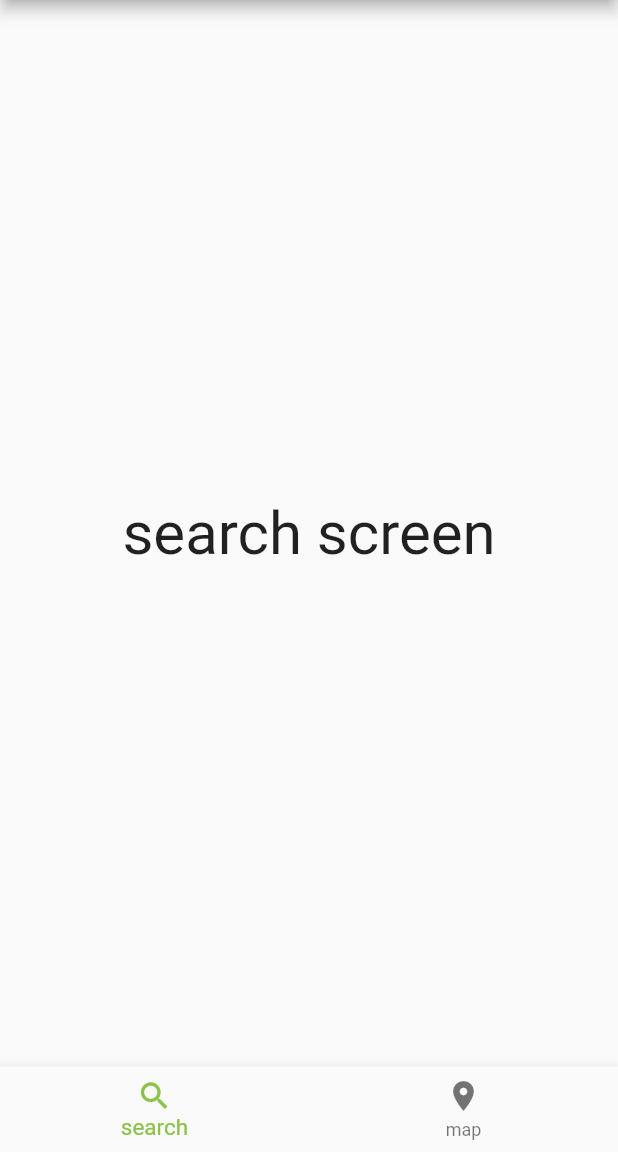
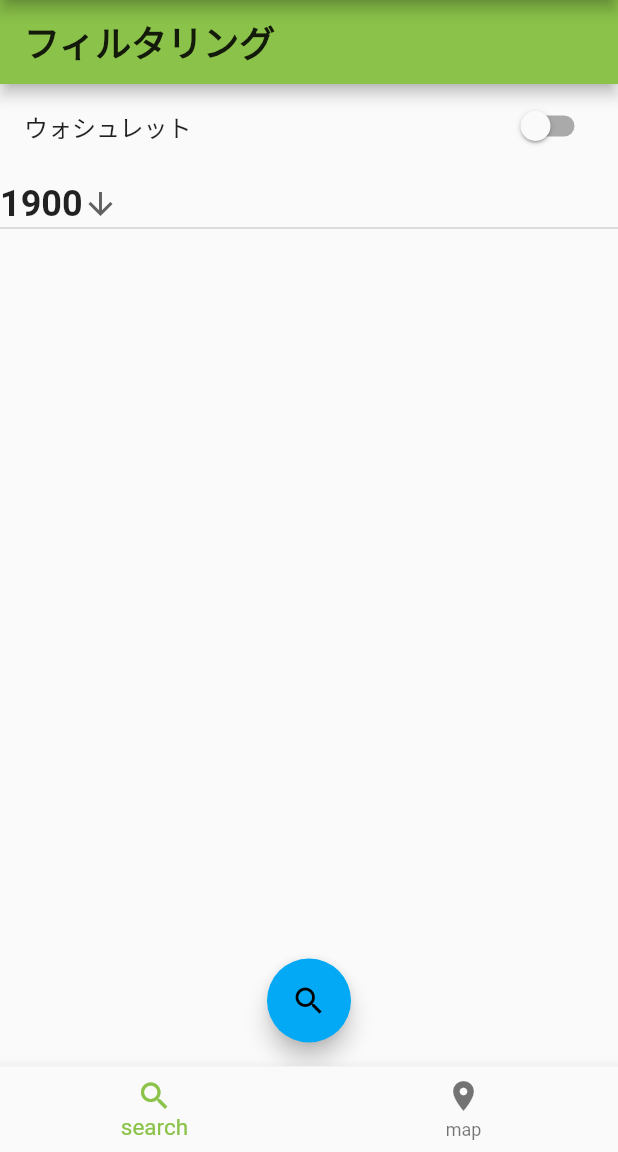
Before and after one commit to ken2403/UToilets, a Flutter app: the screen it shows after launch, on a phone screen of 412 x 824 dp, the part 84-1236 px from its top. Run offline on Flutter 3.47's test engine with Material 2 defaults, Android fonts, the phone set to English and light mode, and no system bars; our stand-ins replace google_maps_flutter, location.

Commit message:
add searchpage for filtering

```diff
--- a/lib/main.dart
+++ b/lib/main.dart
@@ -1,14 +1,27 @@
 import 'package:flutter/material.dart';
-
+import './pages/map_page.dart';
+import './pages/search_page.dart';
 import './pages/homepage.dart';
 
 void main() {
-  runApp(const MyApp());
+  runApp(MyApp());
 }
 
-class MyApp extends StatelessWidget {
-  const MyApp({Key? key}) : super(key: key);
+class MyApp extends StatefulWidget {
+  MyApp({Key? key}) : super(key: key);
 
+  @override
+  State<MyApp> createState() => _MyAppState();
+}
+
+class _MyAppState extends State<MyApp> {
+  Map<String, bool> _filters = {
+    'washlet': false,
+  };
+
+  void _setFilters(Map<String, bool> filterData) {
+
+  }
   // This widget is the root of your application.
   @override
   Widget build(BuildContext context) {
@@ -31,6 +44,8 @@ class MyApp extends StatelessWidget {
       initialRoute: '/',
       routes: {
         '/': (ctx) => const HomePage(title: 'トイレを探す'),
+        MapPage.routeName: (ctx) => MapPage(),
+        SearchPage.routeName: (ctx) => SearchPage(),
       },
     );
   }
--- a/lib/pages/homepage.dart
+++ b/lib/pages/homepage.dart
@@ -1,7 +1,9 @@
 import 'package:flutter/material.dart';
+import 'package:flutter_app/pages/search_page.dart';
 
 import './map_page.dart';
 import './home_drawer.dart';
+import './search_page.dart';
 
 class HomePage extends StatefulWidget {
   /*
@@ -25,17 +27,11 @@ class _HomePageState extends State<HomePage> {
     });
   }
 
-  // TODO:search画面(作ったらこのコメント消して)
   // searchで条件フィルターしてmap上に条件のデータを表示する際には./widgets/map_widget.dart を使うとフィルターできるようにしてある(詳細はそっち確認)
   // dataの形式については assets/data/toilet.jsonを確認して(とりあえず作っただけだから今後変更可能)
   final List<Widget> _bodyWidgets = [
     // searchの画面に対応
-    const Center(
-      child: Text(
-        'search screen',
-        style: TextStyle(fontSize: 40),
-      ),
-    ),
+    const SearchPage(),
     // mapの画面に対応
     const MapPage()
   ];
--- /dev/null
+++ b/lib/pages/search_page.dart
@@ -0,0 +1,92 @@
+import 'package:flutter/material.dart';
+import './map_page.dart';
+
+class SearchPage extends StatefulWidget {
+  static const routeName = '/searchpage';
+
+  const SearchPage({Key? key}) : super(key: key);
+
+  @override
+  State<SearchPage> createState() => _SearchPageState();
+}
+
+class _SearchPageState extends State<SearchPage> {
+  bool isfiltered = false;
+  bool washlet = false;
+  int madeyear = 1900;
+
+  void FilteredMap(BuildContext ctx) {
+    Navigator.of(ctx).pushNamed(
+      MapPage.routeName,
+      arguments: {
+        'washlet': washlet,
+        'madeyear': madeyear,
+        'isfiltered': isfiltered,
+      },
+    );
+  }
+
+  @override
+  Widget build(BuildContext context) {
+    return Scaffold(
+      appBar: AppBar(
+        title: Text(
+          'フィルタリング',
+          style: Theme.of(context).textTheme.headline6,
+        ),
+      ),
+      body: Container(
+        child: ListView(
+          children: <Widget>[
+            SwitchListTile(
+              title: Text('ウォシュレット'),
+              value: washlet,
+              onChanged: (newValue) {
+                setState(() {
+                  washlet = newValue;
+                  isfiltered = true;
+                });
+              },
+            ),
+            DropdownButton(
+              value: madeyear,
+              icon: const Icon(Icons.arrow_downward),
+              elevation: 16,
+              style: Theme.of(context).textTheme.headline6,
+              onChanged: (int? newValue) {
+                setState(() {
+                  madeyear = newValue!;
+                });
+              },
+              items: <int>[
+                1900,
+                1910,
+                1920,
+                1930,
+                1940,
+                1950,
+                1960,
+                1970,
+                1980,
+                1990,
+                2000,
+                2010,
+                2020
+              ].map<DropdownMenuItem<int>>((int value) {
+                return DropdownMenuItem<int>(
+                  value: value,
+                  child: Text(value.toString()),
+                );
+              }).toList(),
+            ),
+          ],
+        ),
+      ),
+      floatingActionButtonLocation: FloatingActionButtonLocation.centerFloat,
+      floatingActionButton: FloatingActionButton(
+        child: Icon(Icons.search),
+        onPressed: () => FilteredMap(context),
+      ),
+    );
+  }
+}
```
Also changed, not shown: lib/pages/map_page.dart (+34 -1 lines), lib/widgets/filter_card.dart (added, +38 -0 lines).
